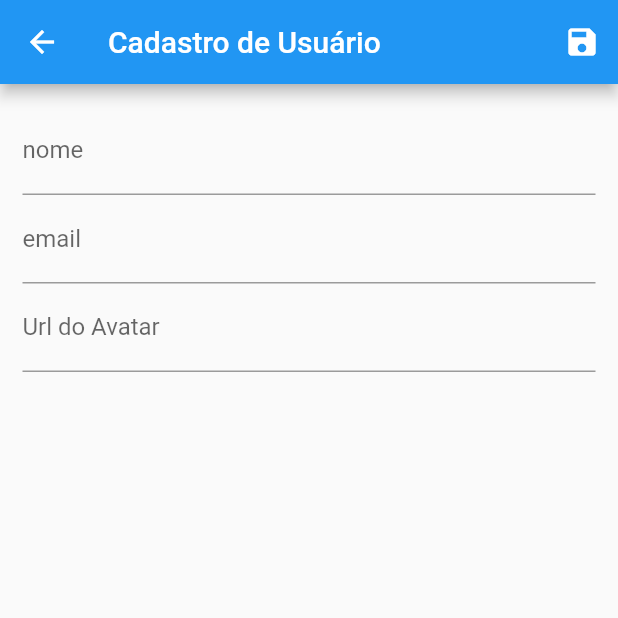
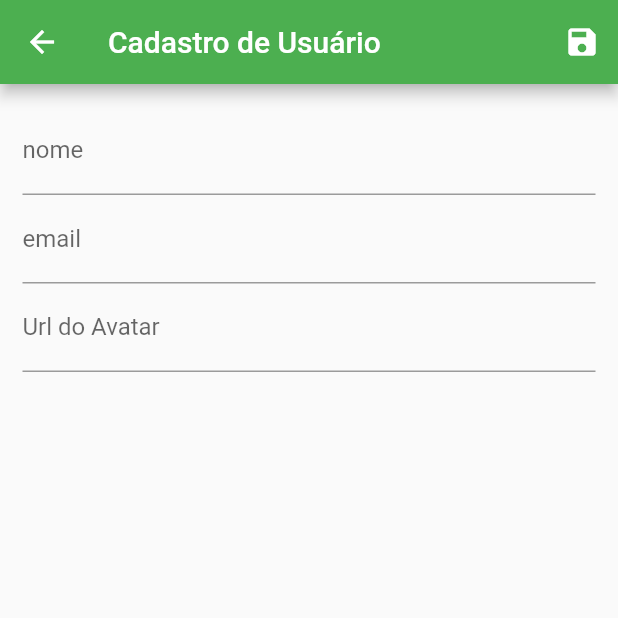
Before and after one commit to LFelipeP/fluter_crud, a Flutter app: the screen it shows after launch, after a tap on the "add" icon, on a phone screen of 412 x 824 dp, the top half of it. Run offline on Flutter 3.47's test engine with Material 2 defaults, Android fonts, the phone set to English and light mode, and no system bars; network calls fail.

```diff
--- a/lib/main.dart
+++ b/lib/main.dart
@@ -21,7 +21,7 @@ class MyApp extends StatelessWidget {
       child: MaterialApp(
         title: 'Flutter Demo',
         theme: ThemeData(
-          primarySwatch: Colors.blue,
+          primarySwatch: Colors.green,
           visualDensity: VisualDensity.adaptivePlatformDensity,
         ),
         routes: {
--- a/lib/models/user.dart
+++ b/lib/models/user.dart
@@ -13,17 +13,18 @@ class User {
     @required this.avatarUrl,
   });
 
-  /*factory User.fromJsogn(Map<String, dynamic> json) {
+  factory User.fromJsogn(Map<String, dynamic> json, var mapUser, int i) {
+    print(json.keys.elementAt(i));
     return User(
-      id: json['id'],
-      name: json['name'],
-      avatarUrl: json['avatarUrl'],
-      email: json['email'],
+      id: json.keys.elementAt(i),
+      name: mapUser.values.elementAt(2),
+      avatarUrl: mapUser.values.elementAt(0),
+      email: mapUser.values.elementAt(1),
     );
-  }*/
+  }
 
   User.fromJson(Map<String, dynamic> json) {
-    id = json['id'];
+    //id = json['id'];
     name = json['name'];
     avatarUrl = json['avatarUrl'];
     email = json['email'];
--- a/lib/provider/users.dart
+++ b/lib/provider/users.dart
@@ -1,5 +1,4 @@
 import 'dart:convert';
-import 'dart:convert' as convert;
 
 import 'package:fluter_crud/models/user.dart';
 import 'package:flutter/material.dart';
@@ -21,7 +20,7 @@ class Users with ChangeNotifier {
     return _items.values.elementAt(i);
   }
 
-  /*static Future<List<User>> getUser() async {
+  /*==static Future<List<User>> getUser() async {
     try {
       final String _baseUrl = '${Constants.BASE_API_URL}/users';
       var response = await http.get(_baseUrl);
@@ -65,9 +64,11 @@ class Users with ChangeNotifier {
         ),
       );
     } else {
+      //final ids = new Random();
       final response = await http.post(
         "$_baseUrl/users.json",
         body: json.encode({
+          //'id': ids,
           'name': user.name,
           'email': user.email,
           'avatarUrl': user.avatarUrl,
--- a/lib/utils/User_api.dart
+++ b/lib/utils/User_api.dart
@@ -5,18 +5,39 @@ import 'package:http/http.dart' as http;
 
 class UserApi {
   static Future<List<User>> getUser() async {
-    final String url = 'https://app-armario.firebaseio.com/';
+    final String url = 'https://app-armario.firebaseio.com/users.json';
     var response = await http.get(url);
+    print(response.body);
     String json = response.body;
-    List list = convert.json.decode(json);
-    final user = List<User>();
-
-    for (Map map in list) {
-      User c = User.fromJson(map);
-      user.add(c);
+    Map<String, dynamic> mapUsers = convert.json.decode(json);
+    print("Tudo");
+    print(mapUsers);
+    print("Parte que eu quero");
+    print(mapUsers.values);
+    final user = new List<User>();
+    print(mapUsers.length);
+    //User c;
+    //user.forEach((customer) => list[customer] = customer);
+    //print(list);
+    for (int i = 0; i < mapUsers.length; i++) {
+      print("Usuario $i");
+      var mapUser = mapUsers.values.elementAt(i);
+      print(mapUser.values.elementAt(1));
+      User d = new User.fromJsogn(mapUsers, mapUser, i);
+      user.add(d);
+      print("Esse é o d");
+      print(d);
+      print("Esse é o d atributo name");
+      print(d.name);
     }
+    //for (Map map in list) {
+    //User c = User.fromJsogn(map);
+    //user.add(c);
+    //}
 
     print(user);
+    print(user[0]);
+    print(user[0].name);
     return user;
   }
 }
--- a/lib/views/user_list.dart
+++ b/lib/views/user_list.dart
@@ -1,14 +1,13 @@
 import 'package:fluter_crud/components/user_tile.dart';
 import 'package:fluter_crud/models/user.dart';
-import 'package:fluter_crud/provider/users.dart';
+
 import 'package:fluter_crud/routes/app_routes.dart';
 import 'package:fluter_crud/utils/User_api.dart';
 
 import 'package:flutter/material.dart';
-import 'package:provider/provider.dart';
 
 class UserList extends StatelessWidget {
-  //Future<void> _refreshUsers(BuildContext context) {}
+  Future<void> _refreshUsers(BuildContext context) {}
   @override
   Widget build(BuildContext context) {
     //final Users usersData = Provider.of(context);
@@ -26,16 +25,21 @@ class UserList extends StatelessWidget {
           )
         ],
       ),
-      body: teste(),
+      body: RefreshIndicator(
+        onRefresh: () => _refreshUsers(context),
+        child: teste(),
+      ),
     );
   }
 
   teste() {
     Future<List<User>> future = UserApi.getUser();
+    print("future");
+    print(future);
     return FutureBuilder(
       future: future,
       builder: (context, snapshot) {
-        if (!snapshot.hasError) {
+        if (snapshot.hasError) {
           print(snapshot.error);
           return Center(child: Text("Erro ao carregar banco de dados"));
         }
```
